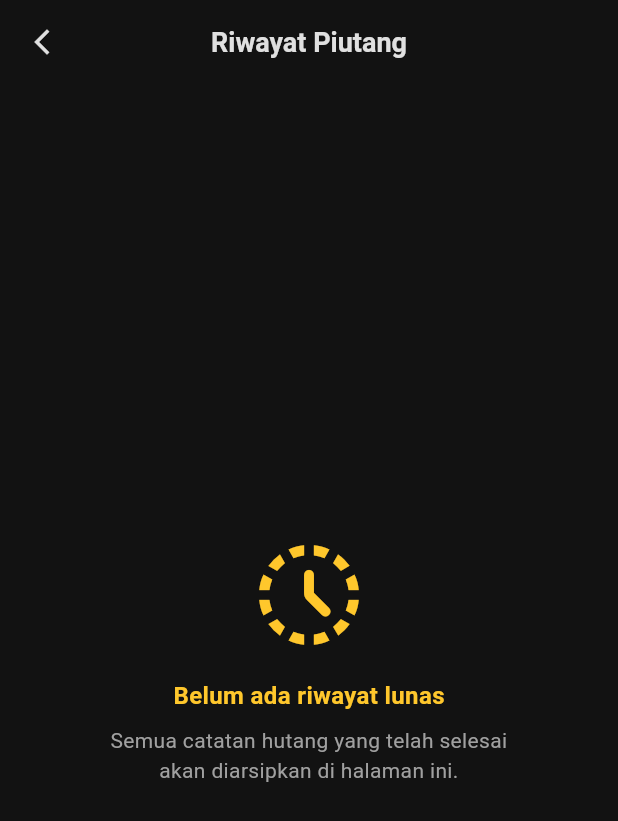
After one commit to parhannsy/proyek-pribadi-Uangku---flutter, a Flutter app: the screen it shows after launch, item 2 of the bottom bar chosen, after a tap on the "history" icon, on a phone screen of 412 x 824 dp. The commit adds this screen. Shown: the top 821 px of the screen. Run offline on Flutter 3.47's test engine with Material 3 defaults, Android fonts, the phone set to English and light mode, and no system bars; our stand-ins replace equatable, fl_chart, flutter_bloc, freezed_annotation, image_picker, sqflite; accounts and stored records are empty.

Commit message:
23/12/25 21:22 - piutang page : penambahan riwayat dan detail riwayat hutang

```diff
--- a/lib/application/debt/debt_state.dart
+++ b/lib/application/debt/debt_state.dart
@@ -20,6 +20,7 @@ class DebtLoading extends DebtState {}
 
 // 2. STATE SUKSES MEMUAT DATA
 class DebtLoadSuccess extends DebtState {
+  @override
   final List<DebtModel> debts;
 
   const DebtLoadSuccess({required this.debts});
--- a/lib/application/flow/arus_cubit.dart
+++ b/lib/application/flow/arus_cubit.dart
@@ -38,7 +38,6 @@ class ArusCubit extends Cubit<ArusState> {
       // Ini adalah praktek profesional untuk maintenance task.
       _repository.deleteOldTransactions(6).catchError((e) {
         // Cukup log saja jika gagal, jangan gagalkan proses load data utama
-        print("Log Maintenance: Gagal menghapus data lama -> $e");
       });
 
       // 4. Future.wait untuk performa (Concurrency)
--- a/lib/data/impl/sqflite/arus_repository_impl.dart
+++ b/lib/data/impl/sqflite/arus_repository_impl.dart
@@ -173,7 +173,6 @@ class ArusRepositoryImpl implements ArusRepository {
       );
     } catch (e) {
       // Log error tanpa menghentikan aliran aplikasi utama
-      print("Maintenance Error (DeleteOld): $e");
     }
   }
 }
--- a/lib/data/repositories/debt_repository.dart
+++ b/lib/data/repositories/debt_repository.dart
@@ -8,12 +8,11 @@ abstract class DebtRepository {
 
   /// Mengambil semua catatan hutang/piutang yang aktif (belum lunas).
   ///
-  /// @return Future List<DebtModel> yang berisi semua hutang yang tersisa.
+
   Future<List<DebtModel>> getActiveDebts();
 
   /// Mengambil semua catatan hutang/piutang, termasuk yang sudah lunas.
   ///
-  /// @return Future List<DebtModel> yang berisi semua catatan (riwayat).
   Future<List<DebtModel>> getAllDebts();
 
   /// Menyimpan catatan hutang/piutang baru ke penyimpanan data.
--- a/lib/data/services/database_service.dart
+++ b/lib/data/services/database_service.dart
@@ -80,7 +80,6 @@ class DatabaseService {
           color_value INTEGER NOT NULL
         );
       ''');
-      print("Database Migrated to V6: Column check and table recreation success");
     }
   }
 }
--- a/lib/presentation/features/arus/pages/arus_keuangan_page.dart
+++ b/lib/presentation/features/arus/pages/arus_keuangan_page.dart
@@ -1,4 +1,6 @@
 // lib/presentation/features/arus/pages/arus_keuangan_page.dart
+
+// ignore_for_file: deprecated_member_use, camel_case_types
 
 import 'package:flutter/material.dart';
 import 'package:flutter_bloc/flutter_bloc.dart';
--- a/lib/presentation/features/arus/widgets/add_arus_form_modal.dart
+++ b/lib/presentation/features/arus/widgets/add_arus_form_modal.dart
@@ -1,4 +1,6 @@
 // lib/presentation/features/arus/widgets/add_arus_form_modal.dart
+
+// ignore_for_file: deprecated_member_use, use_build_context_synchronously, empty_catches
 
 import 'dart:io';
 import 'package:flutter/material.dart';
--- a/lib/presentation/features/dashboard/widgets/balance_summary_card.dart
+++ b/lib/presentation/features/dashboard/widgets/balance_summary_card.dart
@@ -1,4 +1,6 @@
 // lib/presentation/features/dashboard/widgets/balance_summary_card.dart
+
+// ignore_for_file: deprecated_member_use
 
 import 'package:flutter/material.dart';
 import 'package:uangku/presentation/shared/theme/app_colors.dart';
--- a/lib/presentation/features/dashboard/widgets/piutang_list.dart
+++ b/lib/presentation/features/dashboard/widgets/piutang_list.dart
@@ -77,7 +77,7 @@ class PiutangList extends StatelessWidget {
                               style: TextStyle(color: AppColors.textSecondary)
                             ),
                           ),
-                          numeric: true, // HACK: memaksa alignment ke kanan
+                          numeric: true, //
                         ),
                       ],
                       rows: debts.map((data) {
@@ -121,7 +121,7 @@ class PiutangList extends StatelessWidget {
             alignment: Alignment.centerRight,
             child: InkWell(
               onTap: () {
-                // TODO: Navigasi ke Halaman Detail Piutang
+                //
               },
               child: Text(
                 'Lihat detail piutang →',
--- a/lib/presentation/features/dashboard/widgets/recent_transaction_list.dart
+++ b/lib/presentation/features/dashboard/widgets/recent_transaction_list.dart
@@ -47,7 +47,7 @@ class RecentTransactionsList extends StatelessWidget {
               builder: (context, constraints) {
                 final double minTableWidth = constraints.maxWidth;
 
-                // HACK: Asumsi lebar minimum yang dibutuhkan oleh Tgl, Hari, Keterangan, dan padding (sekitar 200px)
+                //
                 // Kita gunakan sisa lebar sebagai spasi.
                 final double estimatedContentWidth = 200;
                 final double requiredColumnSpacing = (minTableWidth - estimatedContentWidth) / 4;
@@ -75,7 +75,7 @@ class RecentTransactionsList extends StatelessWidget {
                         DataColumn(label: Text('Hari', style: TextStyle(color: AppColors.textSecondary))),
                         DataColumn(label: Text('Keterangan', style: TextStyle(color: AppColors.textSecondary))),
                         DataColumn(
-                          // HACK: Menambahkan tooltip dan alignment untuk memastikan kolom nominal menggunakan ruang sisa
+                          //
                           label: Align(
                             alignment: Alignment.centerRight,
                             child: Text(
@@ -83,7 +83,7 @@ class RecentTransactionsList extends StatelessWidget {
                               style: TextStyle(color: AppColors.textSecondary),
                             ),
                           ),
-                          numeric: true, // HACK: numeric true memaksa alignment ke kanan
+                          numeric: true, //
                         ),
                       ],
                       rows: transactions.map((data) {
@@ -125,7 +125,7 @@ class RecentTransactionsList extends StatelessWidget {
             alignment: Alignment.centerRight,
             child: InkWell(
               onTap: () {
-                // TODO: Navigasi ke Halaman Detail Pengeluaran
+                //
               },
               child: Text(
                 'Lihat detail Pengeluaran →',
--- a/lib/presentation/features/kebutuhan/widgets/add_needs_modal.dart
+++ b/lib/presentation/features/kebutuhan/widgets/add_needs_modal.dart
@@ -1,4 +1,6 @@
 // lib/presentation/features/kebutuhan/widgets/add_needs_modal.dart
+
+// ignore_for_file: deprecated_member_use
 
 import 'package:flutter/material.dart';
 import 'package:flutter/services.dart';
--- a/lib/presentation/features/kebutuhan/widgets/needs_list_item.dart
+++ b/lib/presentation/features/kebutuhan/widgets/needs_list_item.dart
@@ -1,4 +1,6 @@
 // lib/presentation/features/kebutuhan/widgets/needs_list_item.dart
+
+// ignore_for_file: deprecated_member_use
 
 import 'package:flutter/material.dart';
 import 'package:flutter_bloc/flutter_bloc.dart';
--- /dev/null
+++ b/lib/presentation/features/piutang/pages/debt_history_page.dart
@@ -0,0 +1,165 @@
+// lib/presentation/features/piutang/pages/debt_history_page.dart
+
+import 'package:flutter/material.dart';
+import 'package:flutter_bloc/flutter_bloc.dart';
+import 'package:uangku/application/debt/debt_cubit.dart';
+import 'package:uangku/application/debt/debt_state.dart';
+import 'package:uangku/presentation/features/piutang/widgets/debt_list_item.dart';
+import 'package:uangku/presentation/shared/theme/app_colors.dart';
+import 'package:uangku/presentation/shared/widgets/animated_slider.dart';
+
+class DebtHistoryPage extends StatelessWidget {
+  const DebtHistoryPage({super.key});
+
+  @override
+  Widget build(BuildContext context) {
+    return Scaffold(
+      backgroundColor: AppColors.primaryBackground,
+      appBar: AppBar(
+        backgroundColor: AppColors.primaryBackground,
+        elevation: 0,
+        centerTitle: true,
+        title: const Text(
+          'Riwayat Piutang',
+          style: TextStyle(
+            color: AppColors.textPrimary,
+            fontSize: 18,
+            fontWeight: FontWeight.bold
+          ),
+        ),
+        leading: IconButton(
+          icon: const Icon(Icons.arrow_back_ios_new, color: AppColors.textPrimary, size: 20),
+          onPressed: () => Navigator.pop(context),
+        ),
+      ),
+      body: BlocBuilder<DebtCubit, DebtState>(
+        builder: (context, state) {
+          if (state is DebtLoading) {
+            return const Center(child: CircularProgressIndicator(color: AppColors.accentGold));
+          }
+
+          if (state is DebtLoadSuccess) {
+            final completedDebts = state.debts.where((d) => d.isCompleted).toList();
+
+            if (completedDebts.isEmpty) {
+              return _buildEmptyHistory();
+            }
+
+            return Column(
+              crossAxisAlignment: CrossAxisAlignment.start,
+              children: [
+                // INFO HEADER: Menjelaskan fungsi halaman
+                AnimatedSlider(
+                  index: 0,
+                  child: Container(
+                    width: double.infinity,
+                    margin: const EdgeInsets.all(16),
+                    padding: const EdgeInsets.all(16),
+                    decoration: BoxDecoration(
+                      color: AppColors.accentGold.withOpacity(0.1),
+                      borderRadius: BorderRadius.circular(12),
+                      border: Border.all(color: AppColors.accentGold.withOpacity(0.2)),
+                    ),
+                    child: Column(
+                      crossAxisAlignment: CrossAxisAlignment.start,
+                      children: [
+                        Row(
+                          children: [
+                            const Icon(Icons.info_outline, color: AppColors.accentGold, size: 20),
+                            const SizedBox(width: 8),
+                            Text(
+                              'Total Lunas: ${completedDebts.length} Catatan',
+                              style: const TextStyle(
+                                color: AppColors.accentGold,
+                                fontWeight: FontWeight.bold,
+                                fontSize: 14,
+                              ),
+                            ),
+                          ],
+                        ),
+                        const SizedBox(height: 8),
+                        const Text(
+                          'Halaman ini menampilkan daftar seluruh hutang yang telah Anda selesaikan pembayarannya secara penuh.',
+                          style: TextStyle(
+                            color: AppColors.textSecondary,
+                            fontSize: 12,
+                          ),
+                        ),
+                      ],
+                    ),
+                  ),
+                ),
+
+                const Padding(
+                  padding: EdgeInsets.symmetric(horizontal: 16, vertical: 8),
+                  child: Text(
+                    'Daftar Transaksi Selesai',
+                    style: TextStyle(
+                      color: AppColors.textPrimary,
+                      fontWeight: FontWeight.bold,
+                      fontSize: 16,
+                    ),
+                  ),
+                ),
+
+                Expanded(
+                  child: ListView.builder(
+                    padding: const EdgeInsets.only(bottom: 16),
+                    itemCount: completedDebts.length,
+                    itemBuilder: (context, index) {
+                      // MENTOR NOTE: Gunakan index + 1 agar slider tidak bebarengan dengan header
+                      return AnimatedSlider(
+                        index: index + 1,
+                        child: Padding(
+                          padding: const EdgeInsets.only(bottom: 4.0),
+                          child: DebtListItem(debt: completedDebts[index]),
+                        ),
+                      );
+                    },
+                  ),
+                ),
+              ],
+            );
+          }
+
+          if (state is DebtOperationFailure) {
+            return Center(child: Text(state.message, style: const TextStyle(color: Colors.red)));
+          }
+
+          return _buildEmptyHistory();
+        },
+      ),
+    );
+  }
+
+  Widget _buildEmptyHistory() {
+    return Center(
+      child: Column(
+        mainAxisAlignment: MainAxisAlignment.center,
+        children: [
+          const AnimatedSlider(
+            index: 0,
+            child: Icon(Icons.history_toggle_off_rounded, size: 80, color: AppColors.accentGold),
+          ),
+          const SizedBox(height: 16),
+          const AnimatedSlider(
+            index: 1,
+            child: Text(
+              'Belum ada riwayat lunas',
+              style: TextStyle(color: AppColors.accentGold, fontSize: 16, fontWeight: FontWeight.bold),
+            ),
+          ),
+          const SizedBox(height: 8),
+          const AnimatedSlider(
+            index: 2,
+            child: Text(
+              'Semua catatan hutang yang telah selesai\nakan diarsipkan di halaman ini.',
+              textAlign: TextAlign.center,
+              style: TextStyle(color: AppColors.textSecondary, fontSize: 14),
+            ),
+          ),
+        ],
+      ),
+    );
+  }
+}
--- a/lib/presentation/features/piutang/pages/payment_receipt_page.dart
+++ b/lib/presentation/features/piutang/pages/payment_receipt_page.dart
@@ -1,4 +1,6 @@
 // lib/presentation/features/piutang/pages/payment_receipt_page.dart
+
+// ignore_for_file: deprecated_member_use
 
 import 'dart:io';
 import 'package:flutter/material.dart';
--- a/lib/presentation/features/piutang/pages/piutang_page.dart
+++ b/lib/presentation/features/piutang/pages/piutang_page.dart
@@ -10,6 +10,9 @@ import 'package:uangku/presentation/features/piutang/widgets/debt_summary_card.d
 import 'package:uangku/presentation/features/piutang/widgets/add_debt_form_modal.dart';
 import 'package:uangku/presentation/shared/theme/app_colors.dart';
 import 'package:uangku/presentation/shared/widgets/animated_slider.dart';
+
+// MENTOR NOTE: Import sudah diaktifkan
+import 'package:uangku/presentation/features/piutang/pages/debt_history_page.dart';
 
 class PiutangPage extends StatefulWidget {
   const PiutangPage({super.key});
@@ -36,8 +39,8 @@ class _PiutangPageState extends State<PiutangPage> {
       context: context,
       isScrollControlled: true,
       backgroundColor: AppColors.primaryBackground,
-      shape: const RoundedRectangleBorder(
-        borderRadius: BorderRadius.vertical(top: Radius.circular(20)),
+      shape: RoundedRectangleBorder(
+        borderRadius: BorderRadius.circular(20),
       ),
       builder: (_) => BlocProvider.value(
         value: debtCubit,
@@ -64,9 +67,10 @@ class _PiutangPageState extends State<PiutangPage> {
           }
         },
         builder: (context, state) {
+          // MENTOR LOGIC: Kita hanya menampilkan hutang yang BELUM lunas di halaman utama
           List<DebtModel> debts = [];
           if (state is DebtLoadSuccess) {
-            debts = state.debts;
+            debts = state.debts.where((d) => !d.isCompleted).toList();
           }
 
           return CustomScrollView(
@@ -82,7 +86,7 @@ class _PiutangPageState extends State<PiutangPage> {
                 )
               else if (debts.isEmpty)
                 SliverFillRemaining(
-                  hasScrollBody: false, // Menghindari overflow di dalam fill remaining
+                  hasScrollBody: false,
                   child: _buildEmptyStateContent(context),
                 )
               else
@@ -109,6 +113,29 @@ class _PiutangPageState extends State<PiutangPage> {
             index: 0,
             child: Text('Piutang', style: TextStyle(color: AppColors.textPrimary, fontSize: 24, fontWeight: FontWeight.bold)),
           ),
+          Row(
+            children: [
+              // TOMBOL HISTORY - SEKARANG AKTIF
+              AnimatedSlider(
+                index: 0,
+                child: IconButton(
+                  tooltip: 'Riwayat Hutang Lunas',
+                  onPressed: () {
+                    final debtCubit = context.read<DebtCubit>();
+                    Navigator.push(
+                      context,
+                      MaterialPageRoute(
+                        builder: (context) => BlocProvider.value(
+                          value: debtCubit,
+                          child: const DebtHistoryPage(),
+                        ),
+                      ),
+                    );
+                  },
+                  icon: const Icon(Icons.history_rounded, color: AppColors.accentGold, size: 28),
+                ),
+              ),
+              // TOMBOL REFRESH
               AnimatedSlider(
                 index: 0,
                 child: IconButton(
@@ -118,10 +145,14 @@ class _PiutangPageState extends State<PiutangPage> {
               ),
             ],
           ),
+        ],
+      ),
     );
   }
 
   List<Widget> _buildAnimatedItems(BuildContext context, List<DebtModel> debts) {
+    // Ringkasan tetap dihitung dari semua hutang (opsional, tergantung keinginan user)
+    // Tapi di sini saya hitung berdasarkan list 'debts' yang sudah difilter (Hutang Aktif)
     final totalDebt = debts.fold<double>(0, (sum, debt) => sum + (debt.totalTenor * debt.amountPerTenor));
     final remainingAmount = debts.fold<double>(0, (sum, debt) => sum + (debt.remainingTenor * debt.amountPerTenor));
     final paidAmount = totalDebt - remainingAmount;
@@ -135,7 +166,7 @@ class _PiutangPageState extends State<PiutangPage> {
       const SizedBox(height: 24),
       const Padding(
         padding: EdgeInsets.symmetric(horizontal: 16.0),
-        child: Text('Daftar hutang anda', style: TextStyle(color: AppColors.textPrimary, fontSize: 16, fontWeight: FontWeight.bold)),
+        child: Text('Daftar hutang aktif', style: TextStyle(color: AppColors.textPrimary, fontSize: 16, fontWeight: FontWeight.bold)),
       ),
       const SizedBox(height: 12),
       ...debts.map((debt) => Padding(
@@ -156,7 +187,6 @@ class _PiutangPageState extends State<PiutangPage> {
     return items.asMap().entries.map((e) => AnimatedSlider(index: e.key + 1, child: e.value)).toList();
   }
 
-  // REVISI: Empty State dengan Staggered Animation
   Widget _buildEmptyStateContent(BuildContext context) {
     final List<Widget> emptyItems = [
       const Icon(Icons.account_balance_wallet_outlined, size: 80, color: AppColors.textSecondary),
@@ -188,7 +218,7 @@ class _PiutangPageState extends State<PiutangPage> {
         mainAxisAlignment: MainAxisAlignment.center,
         children: emptyItems.asMap().entries.map((e) {
           return AnimatedSlider(
-            index: e.key + 1, // Berikan index agar muncul satu per satu
+            index: e.key + 1,
             child: e.value,
           );
         }).toList(),
```
Also changed, not shown: lib/application/debt/debt_cubit.dart (+10 -11 lines), lib/presentation/features/dashboard/widgets/arus_keuangan_chart.dart (+4 -3 lines), lib/presentation/features/piutang/pages/debt_detail_page.dart (+32 -10 lines), lib/presentation/features/piutang/widgets/debt_list_item.dart (+32 -36 lines). Lines whose indentation alone changed are shown as unchanged.
